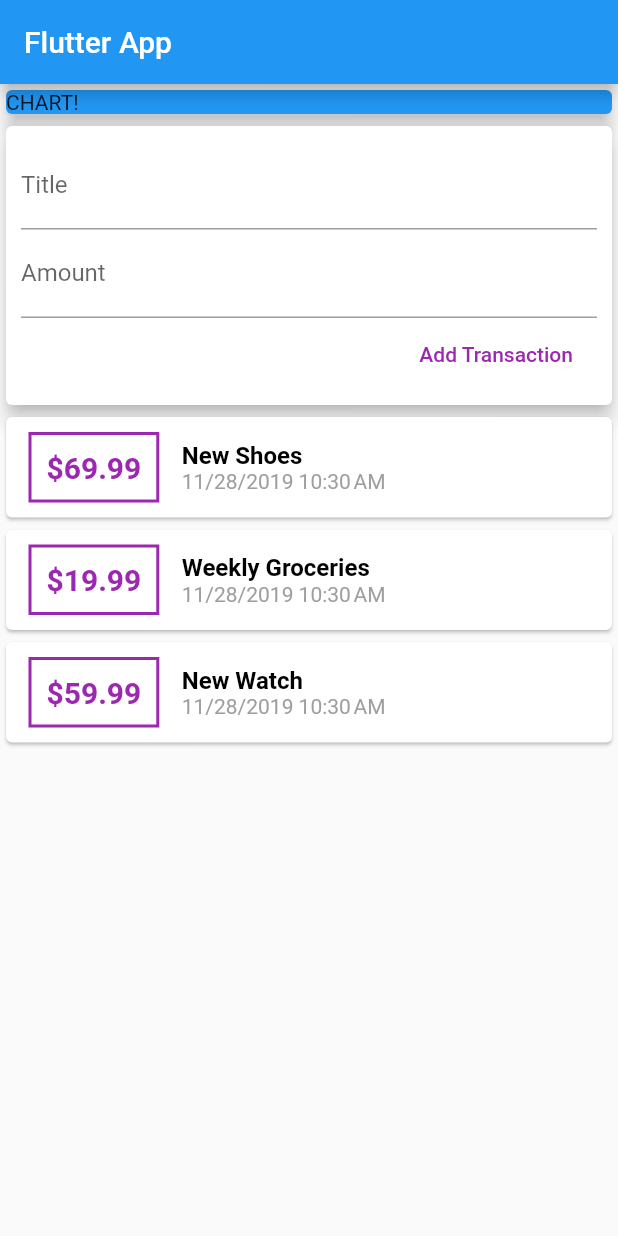
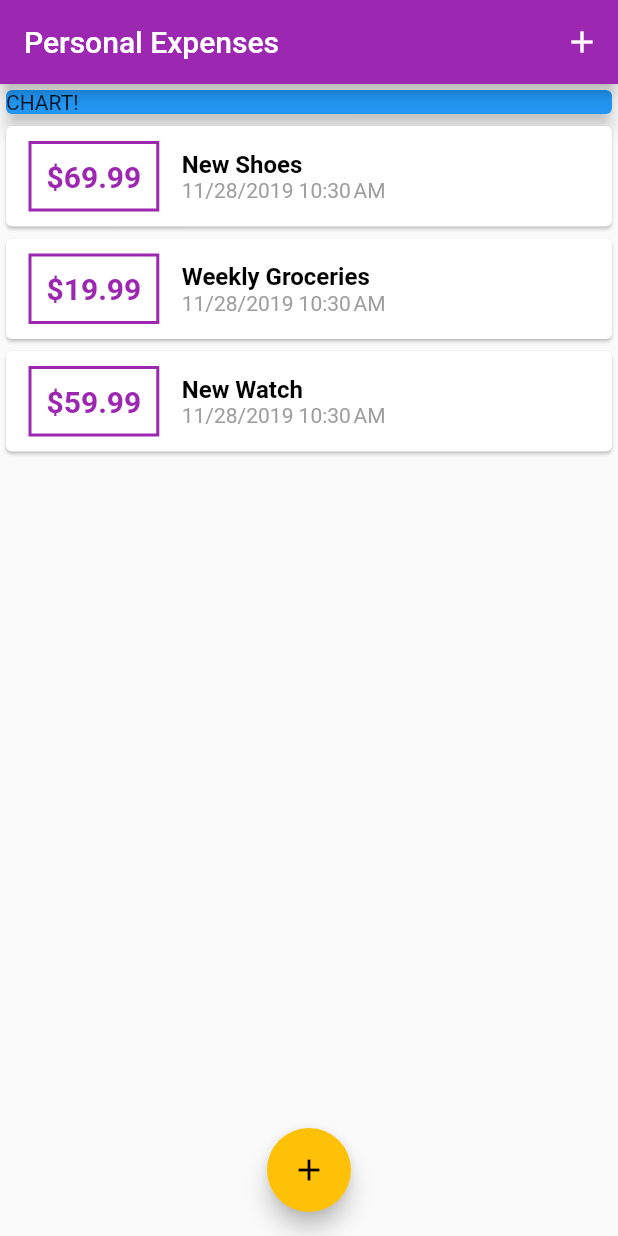
Before and after one commit to DaoVuDat/Flutter_Personal_Expenses, a Flutter app: the screen it shows after launch, on a phone screen of 412 x 824 dp. Run offline on Flutter 3.47's test engine with Material 2 defaults, Android fonts, the phone set to English and light mode, and no system bars.

Commit message:
bottom sheet and remove user_transaction

```diff
--- a/lib/main.dart
+++ b/lib/main.dart
@@ -1,8 +1,8 @@
-import 'package:Personal_Expenses/models/transaction.dart';
+import './models/transaction.dart';
 import 'package:flutter/material.dart';
-// import './widgets/transaction_list.dart';
-// import './widgets/new_transaction.dart';
-import './widgets/user_transaction.dart';
+import './widgets/transaction_list.dart';
+import './widgets/new_transaction.dart';
+// import './widgets/user_transaction.dart';
 
 void main() => runApp(MyApp());
 
@@ -11,25 +11,77 @@ class MyApp extends StatelessWidget {
   @override
   Widget build(BuildContext context) {
     return MaterialApp(
-      title: 'Flutter Demo',
+      title: 'Personal Expenses',
+      theme: ThemeData(
+        primarySwatch: Colors.purple,
+        accentColor: Colors.amber,
+      ),
       home: MyHomePage(),
     );
   }
 }
 
-class MyHomePage extends StatelessWidget {
-  // dummy list
-  final List<Transaction> transactions = [];
+class MyHomePage extends StatefulWidget {
+  @override
+  _MyHomePageState createState() => _MyHomePageState();
+}
 
-  // String titleInput;
-  // String amountInput;
+class _MyHomePageState extends State<MyHomePage> {
+  final List<Transaction> _userTransaction = [
+    Transaction(
+      id: 't1',
+      title: 'New Shoes',
+      amount: 69.99,
+      date: DateTime.now(),
+    ),
+    Transaction(
+      id: 't2',
+      title: 'Weekly Groceries',
+      amount: 19.99,
+      date: DateTime.now(),
+    ),
+    Transaction(
+      id: 't3',
+      title: 'New Watch',
+      amount: 59.99,
+      date: DateTime.now(),
+    ),
+  ];
+
+  void _addNewTransaction(String title, double amount) {
+    final newTransaction = Transaction(
+      title: title,
+      amount: amount,
+      date: DateTime.now(),
+      id: DateTime.now().toString(),
+    );
+
+    setState(() {
+      _userTransaction.add(newTransaction);
+    });
+  }
+
+  void _startAddNewTransaction(BuildContext context) {
+    showModalBottomSheet(
+      context: context,
+      builder: (bContext) {
+        return NewTransaction(_addNewTransaction);
+      },
+    );
+  }
 
   @override
   Widget build(BuildContext context) {
     // TODO: implement build
     return Scaffold(
       appBar: AppBar(
-        title: Text('Flutter App'),
+        title: Text('Personal Expenses'),
+        actions: <Widget>[
+          IconButton(
+            icon: Icon(Icons.add),
+            onPressed: () => _startAddNewTransaction(context),
+          )
+        ],
       ),
       body: SingleChildScrollView(
         child: Column(
@@ -44,10 +96,19 @@ class MyHomePage extends StatelessWidget {
                 elevation: 5,
               ),
             ),
-            UserTransactions(),
+            Column(
+              children: <Widget>[
+                TransactionList(_userTransaction),
+              ],
+            ),
           ],
         ),
       ),
+      floatingActionButton: FloatingActionButton(
+        child: Icon(Icons.add),
+        onPressed: () => _startAddNewTransaction(context),
+      ),
+      floatingActionButtonLocation: FloatingActionButtonLocation.centerFloat,
     );
   }
 }
--- a/lib/widgets/transaction_list.dart
+++ b/lib/widgets/transaction_list.dart
@@ -25,12 +25,12 @@ class TransactionList extends StatelessWidget {
                   ),
                   decoration: BoxDecoration(
                     border: Border.all(
-                      color: Colors.purple,
+                      color: Theme.of(context).primaryColor,
                       width: 2,
                     ),
                   ),
                   child: Text(
-                    "\$${transactions[index].amount}",
+                    "\$${transactions[index].amount.toStringAsFixed(2)}",
                     style: TextStyle(
                       fontWeight: FontWeight.bold,
                       fontSize: 20,
--- a/lib/widgets/user_transaction.dart
+++ b/lib/widgets/user_transaction.dart
@@ -1,55 +1,17 @@
-import 'package:flutter/material.dart';
-import './transaction_list.dart';
-import './new_transaction.dart';
-import '../models/transaction.dart';
+// import 'package:flutter/material.dart';
+// import './transaction_list.dart';
+// import './new_transaction.dart';
+// import '../models/transaction.dart';
 
-class UserTransactions extends StatefulWidget {
-  @override
-  _UserTransactionsState createState() => _UserTransactionsState();
-}
+// class UserTransactions extends StatefulWidget {
+//   @override
+//   _UserTransactionsState createState() => _UserTransactionsState();
+// }
 
-class _UserTransactionsState extends State<UserTransactions> {
-  final List<Transaction> _userTransaction = [
-    Transaction(
-      id: 't1',
-      title: 'New Shoes',
-      amount: 69.99,
-      date: DateTime.now(),
-    ),
-    Transaction(
-      id: 't2',
-      title: 'Weekly Groceries',
-      amount: 19.99,
-      date: DateTime.now(),
-    ),
-    Transaction(
-      id: 't3',
-      title: 'New Watch',
-      amount: 59.99,
-      date: DateTime.now(),
-    ),
-  ];
+// class _UserTransactionsState extends State<UserTransactions> {
 
-  void _addNewTransaction(String title, double amount) {
-    final newTransaction = Transaction(
-      title: title,
-      amount: amount,
-      date: DateTime.now(),
-      id: DateTime.now().toString(),
-    );
-
-    setState(() {
-      _userTransaction.add(newTransaction);
-    });
-  }
-
-  @override
-  Widget build(BuildContext context) {
-    return Column(
-      children: <Widget>[
-        NewTransaction(_addNewTransaction),
-        TransactionList(_userTransaction),
-      ],
-    );
-  }
-}
+//   @override
+//   Widget build(BuildContext context) {
+//     return ;
+//   }
+// }
```
Also changed, not shown: lib/widgets/new_transaction.dart (+33 -7 lines), 1 other file.
